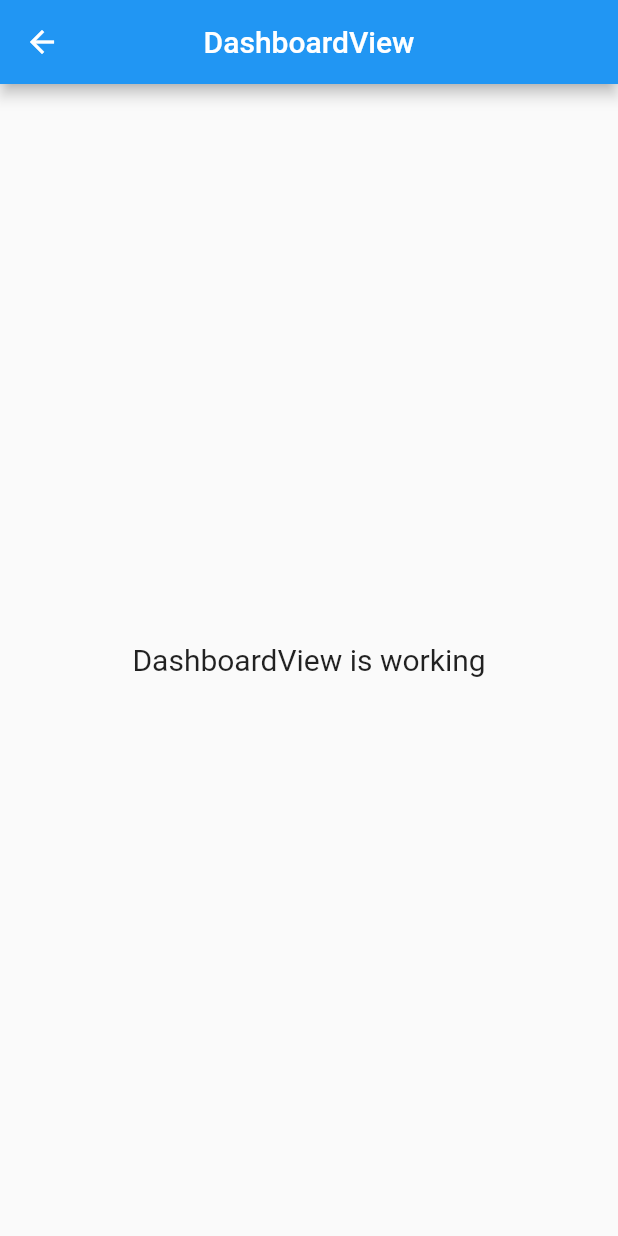
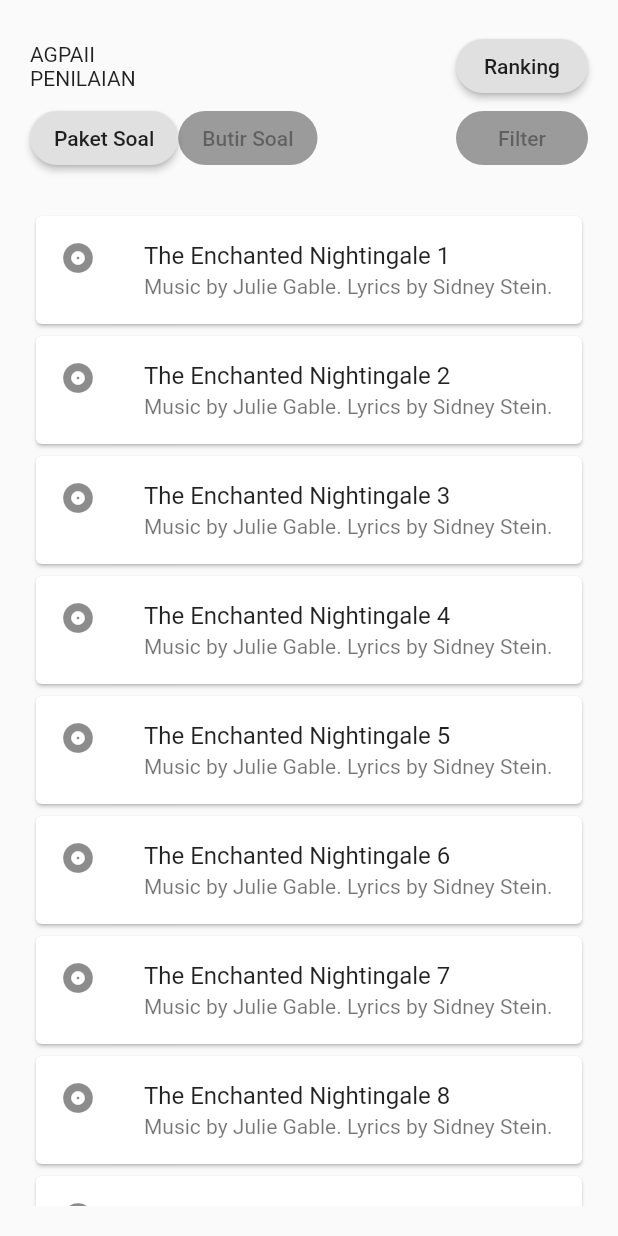
Before and after one commit to zulham724/flutter_penilaian, a Flutter app: the DashboardView screen opened by its route, on a phone screen of 412 x 824 dp. Run offline on Flutter 3.47's test engine with Material 2 defaults, Android fonts, the phone set to English and light mode, and no system bars; our stand-ins replace get.

Commit message:
menambah halaman dashboard 50% done

```diff
--- a/lib/app/modules/dashboard/views/dashboard_view.dart
+++ b/lib/app/modules/dashboard/views/dashboard_view.dart
@@ -5,19 +5,97 @@ import 'package:get/get.dart';
 import '../controllers/dashboard_controller.dart';
 
 class DashboardView extends GetView<DashboardController> {
+  List<int> exampleList = [
+    1,
+    2,
+    3,
+    4,
+    5,
+    6,
+    7,
+    8,
+    9,
+    10,
+    11,
+    12,
+    13,
+    14,
+    15,
+  ];
   @override
   Widget build(BuildContext context) {
     return Scaffold(
-      appBar: AppBar(
-        title: Text('DashboardView'),
-        centerTitle: true,
-      ),
-      body: Center(
-        child: Text(
-          'DashboardView is working',
-          style: TextStyle(fontSize: 20),
+        appBar: AppBar(
+          elevation: 0,
+          automaticallyImplyLeading: false,
+          toolbarHeight: 120, // Set this height
+          backgroundColor: Colors.transparent,
+          flexibleSpace: Container(
+              child: Container(
+                  margin: new EdgeInsets.all(20),
+                  alignment: Alignment.center,
+                  child: Column(
+                    mainAxisAlignment: MainAxisAlignment.center,
+                    children: [
+                      Row(
+                        children: [
+                          Column(
+                            crossAxisAlignment: CrossAxisAlignment.start,
+                            children: [Text('AGPAII'), Text('PENILAIAN')],
+                          ),
+                          Spacer(),
+                          RaisedButton(
+                            shape: RoundedRectangleBorder(
+                                borderRadius: new BorderRadius.circular(20)),
+                            onPressed: () => true,
+                            child: Text('Ranking'),
+                          )
+                        ],
+                      ),
+                      Row(
+                        children: [
+                          RaisedButton(
+                            shape: RoundedRectangleBorder(
+                                borderRadius: new BorderRadius.circular(20)),
+                            onPressed: () => true,
+                            child: Text('Paket Soal'),
+                          ),
+                          RaisedButton(
+                            shape: RoundedRectangleBorder(
+                                borderRadius: new BorderRadius.circular(20)),
+                            child: Text('Butir Soal'),
+                          ),
+                          Spacer(),
+                          RaisedButton(
+                            shape: RoundedRectangleBorder(
+                                borderRadius: new BorderRadius.circular(20)),
+                            child: Text('Filter'),
+                          ),
+                        ],
+                      )
+                    ],
+                  ))),
         ),
-      ),
-    );
+        body: Container(
+          margin: new EdgeInsets.all(20),
+          child: new ListView.builder(
+            itemCount: exampleList.length,
+            itemBuilder: (context, index) {
+              return new Card(
+                child: new Column(
+                  mainAxisSize: MainAxisSize.min,
+                  children: [
+                    new ListTile(
+                      leading: new Icon(Icons.album),
+                      title: new Text("The Enchanted Nightingale ${exampleList[index]}"),
+                      subtitle:
+                          new Text('Music by Julie Gable. Lyrics by Sidney Stein.'),
+                    ),
+                  ],
+                ),
+              );
+            },
+          ),
+        ));
   }
 }
--- a/lib/main.dart
+++ b/lib/main.dart
@@ -1,3 +1,4 @@
+import 'package:flutter/gestures.dart';
 import 'package:flutter/material.dart';
 
 import 'package:get/get.dart';
@@ -5,6 +6,8 @@ import 'package:get/get.dart';
 import 'app/routes/app_pages.dart';
 
 void main() {
+  // for devices that support a higher refresh rate for the input than the display itself.
+  // GestureBinding.instance.resamplingEnabled = true;
   runApp(
     GetMaterialApp(
       title: "Application",
```
